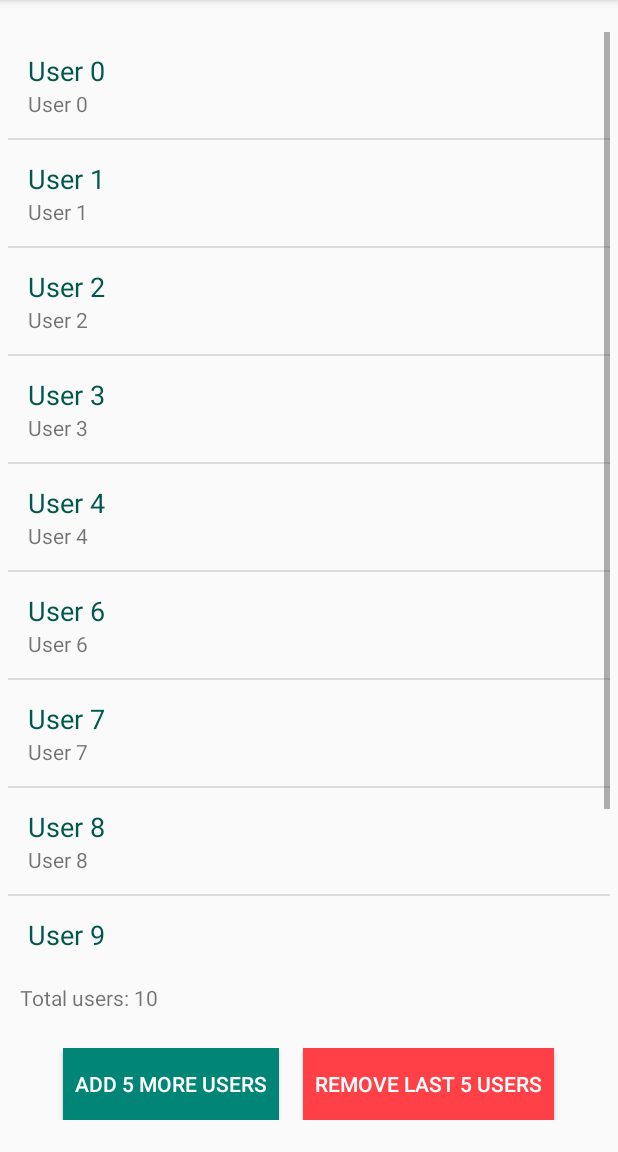
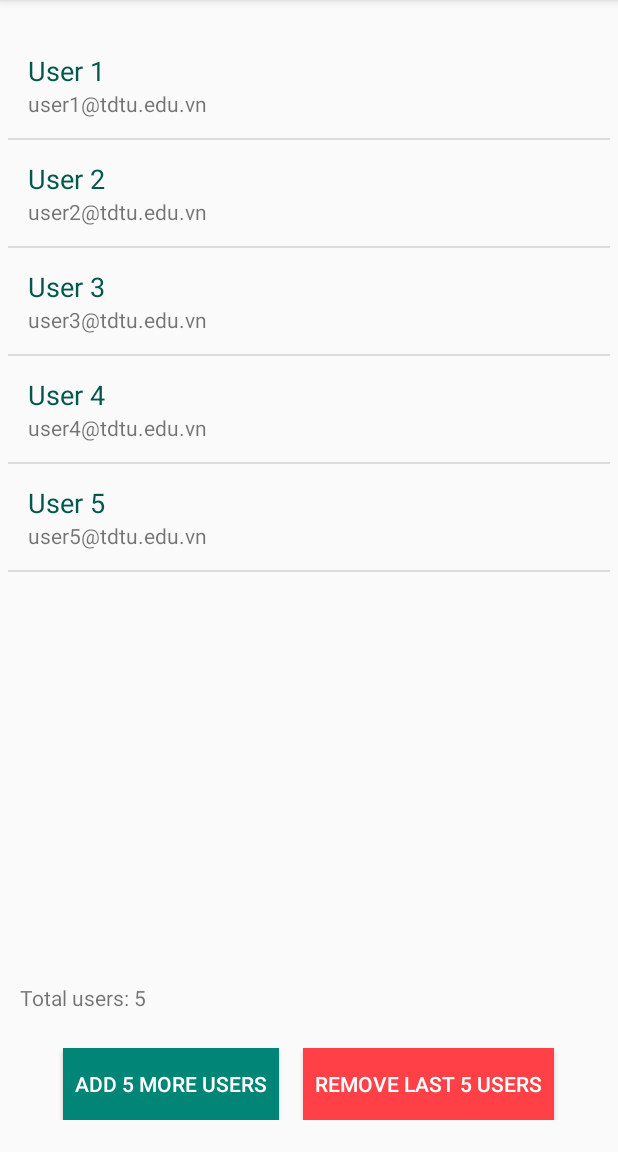
Before and after one commit to cminhho/TDTU-LapTrinhUngDungDiDong-Feb2020, an Android app: the screen it shows after launch (Exercise05Activity), after a tap on "ADD 5 MORE USERS", on a phone screen of 412 x 824 dp, the part 84-1236 px from its top. Run offline under Robolectric (Android 15) with nearby library versions, the phone set to English and light mode, and no system bars.

Commit message:
feat(lab04): add instruction comment

```diff
--- a/lab04/app/src/main/java/vn/edu/tdtu/lab04/exercise01/Exercise01Activity.java
+++ b/lab04/app/src/main/java/vn/edu/tdtu/lab04/exercise01/Exercise01Activity.java
@@ -32,6 +32,7 @@ public class Exercise01Activity extends AppCompatActivity {
   }
 
   private void addOnItemClickListener() {
+    // add listview a listener so user can meake selections by tapping an item
     lv_item.setOnItemClickListener(new OnItemClickListener() {
       @Override
       public void onItemClick(AdapterView<?> parent, View view, int position, long id) {
@@ -42,6 +43,7 @@ public class Exercise01Activity extends AppCompatActivity {
   }
 
   private void setListAdapter() {
+    // use adapter to bind items array to GUI layout
     ArrayAdapter<String> itemArrayAdapter = new ArrayAdapter<>(this,
         android.R.layout.simple_list_item_1, items);
     lv_item.setAdapter(itemArrayAdapter);
--- a/lab04/app/src/main/java/vn/edu/tdtu/lab04/exercise02/ItemsArrayAdapter.java
+++ b/lab04/app/src/main/java/vn/edu/tdtu/lab04/exercise02/ItemsArrayAdapter.java
@@ -52,12 +52,14 @@ public class ItemsArrayAdapter extends ArrayAdapter<String> {
       // sub-components
       LayoutInflater inflater = ((Activity) context).getLayoutInflater();
       row = inflater.inflate(layoutToBeInflated, null);
+
       holder = new ItemViewHolder();
+
       // plumbing - provide access to each widget in the inflated layout
-      // (two images & two lines of text)
       holder = new ItemViewHolder();
       holder.tvItemName = row.findViewById(R.id.tv_item);
       holder.btnRemove = row.findViewById(R.id.btn_remove);
+
       // identify this row with the POJO holder just created
       row.setTag(holder);
     } else {
@@ -89,7 +91,6 @@ public class ItemsArrayAdapter extends ArrayAdapter<String> {
   }
 
   public class ItemViewHolder {
-
     TextView tvItemName;
     Button btnRemove;
   }
--- a/lab04/app/src/main/java/vn/edu/tdtu/lab04/exercise03/Exercise03Activity.java
+++ b/lab04/app/src/main/java/vn/edu/tdtu/lab04/exercise03/Exercise03Activity.java
@@ -25,6 +25,7 @@ public class Exercise03Activity extends AppCompatActivity {
     super.onCreate(savedInstanceState);
     setContentView(R.layout.activity_exercise03);
 
+    // bind UI controls to Java objects
     lvPhones = findViewById(R.id.lv_phones);
     btnRemoveAll = findViewById(R.id.btn_remove_all);
     btnRemoveSelected = findViewById(R.id.btn_remove_selected);
--- a/lab04/app/src/main/java/vn/edu/tdtu/lab04/exercise04/Exercise04Activity.java
+++ b/lab04/app/src/main/java/vn/edu/tdtu/lab04/exercise04/Exercise04Activity.java
@@ -20,10 +20,10 @@ public class Exercise04Activity extends AppCompatActivity {
     gvComputers = findViewById(R.id.gvComputers);
 
     generateRandomItems();
-    handleEvents();
+    setCustomAdapter();
   }
 
-  private void handleEvents() {
+  private void setCustomAdapter() {
     ComputerArrayAdapter computerArrayAdapter = new ComputerArrayAdapter(this,
         R.layout.exercise04_grid_item_row, computers);
     gvComputers.setAdapter(computerArrayAdapter);
--- a/lab04/app/src/main/java/vn/edu/tdtu/lab04/exercise05/Exercise05Activity.java
+++ b/lab04/app/src/main/java/vn/edu/tdtu/lab04/exercise05/Exercise05Activity.java
@@ -33,12 +33,11 @@ public class Exercise05Activity extends AppCompatActivity {
     btnRemove = findViewById(R.id.activity_users_btn_remove);
     txtTotalUsers = findViewById(R.id.activity_users_txt_total_users);
 
-    generateRandomItems();
-    setAdapter();
+    setCustomAdapter();
     handleEvents();
   }
 
-  private void setAdapter() {
+  private void setCustomAdapter() {
     phoneArrayAdapter = new UserArrayAdapter(this,
         R.layout.exercise05_list_item_row, users);
     lvUsers.setAdapter(phoneArrayAdapter);
@@ -68,11 +67,6 @@ public class Exercise05Activity extends AppCompatActivity {
     });
   }
 
-  private void generateRandomItems() {
-    for (int i = 0; i < TOTAL_ITEMS; i++) {
-      users.add(new User("User " + i, "user" + i + "@tdu.edu.vn"));
-    }
-  }
   private void setTotalUsers() {
     int numberOfUsers = users.size();
     txtTotalUsers.setText("Total users: " + numberOfUsers);
@@ -85,9 +79,9 @@ public class Exercise05Activity extends AppCompatActivity {
   }
 
   private void populateUserDetails(int numberOfUsers) {
-    int from = users.size() + 1;
-    int to = from + numberOfUsers;
-    for (int i = from; i < to; i++) {
+    int indexFrom = users.size() + 1;
+    int indexTo = indexFrom + numberOfUsers;
+    for (int i = indexFrom; i < indexTo; i++) {
       users.add(new User("User " + i, "user" + i + "@tdtu.edu.vn"));
     }
   }
--- a/lab04/app/src/main/java/vn/edu/tdtu/lab04/exercise05/UserArrayAdapter.java
+++ b/lab04/app/src/main/java/vn/edu/tdtu/lab04/exercise05/UserArrayAdapter.java
@@ -7,14 +7,12 @@ import android.view.View;
 import android.view.View.OnClickListener;
 import android.view.ViewGroup;
 import android.widget.ArrayAdapter;
-import android.widget.ImageView;
 import android.widget.TextView;
 import android.widget.Toast;
 import androidx.annotation.NonNull;
 import androidx.annotation.Nullable;
 import java.util.List;
 import vn.edu.tdtu.lab04.R;
-import vn.edu.tdtu.lab04.exercise04.Computer;
 
 public class UserArrayAdapter extends ArrayAdapter<User> {
 
@@ -52,7 +50,7 @@ public class UserArrayAdapter extends ArrayAdapter<User> {
 
     User user = users.get(position);
     holder.tvUsername.setText(user.getUsername());
-    holder.tvEmail.setText(user.getUsername());
+    holder.tvEmail.setText(user.getEmail());
 
     // row listener (user clicks on any other part of the row)
     row.setOnClickListener(new OnClickListener() {
@@ -61,8 +59,6 @@ public class UserArrayAdapter extends ArrayAdapter<User> {
         User user = users.get(position);
         Toast.makeText(context,
             "USER CLICKED - " + user.getUsername(), Toast.LENGTH_SHORT).show();
-
-        notifyDataSetChanged();
       }
     });
 
--- a/lab04/app/src/main/res/layout/activity_exercise05.xml
+++ b/lab04/app/src/main/res/layout/activity_exercise05.xml
@@ -15,18 +15,12 @@
     android:layout_marginTop="@dimen/medium_margin"
     android:scrollbars="vertical" />
 
-  <LinearLayout
-    android:layout_width="match_parent"
+  <TextView
+    android:id="@+id/activity_users_txt_total_users"
+    android:layout_width="wrap_content"
     android:layout_height="wrap_content"
-    android:orientation="horizontal"
-    android:layout_marginTop="@dimen/medium_margin">
-    <TextView
-      android:id="@+id/activity_users_txt_total_users"
-      android:layout_width="wrap_content"
-      android:layout_height="wrap_content"
-      android:padding="@dimen/small_margin"
-      android:text="Total users: 0"/>
-  </LinearLayout>
+    android:padding="@dimen/small_margin"
+    android:text="Total users: 0"/>
 
   <LinearLayout
     android:layout_width="match_parent"
```
Also changed, not shown: lab04/app/src/main/java/vn/edu/tdtu/lab04/exercise03/Phone.java (+28 -0 lines).
